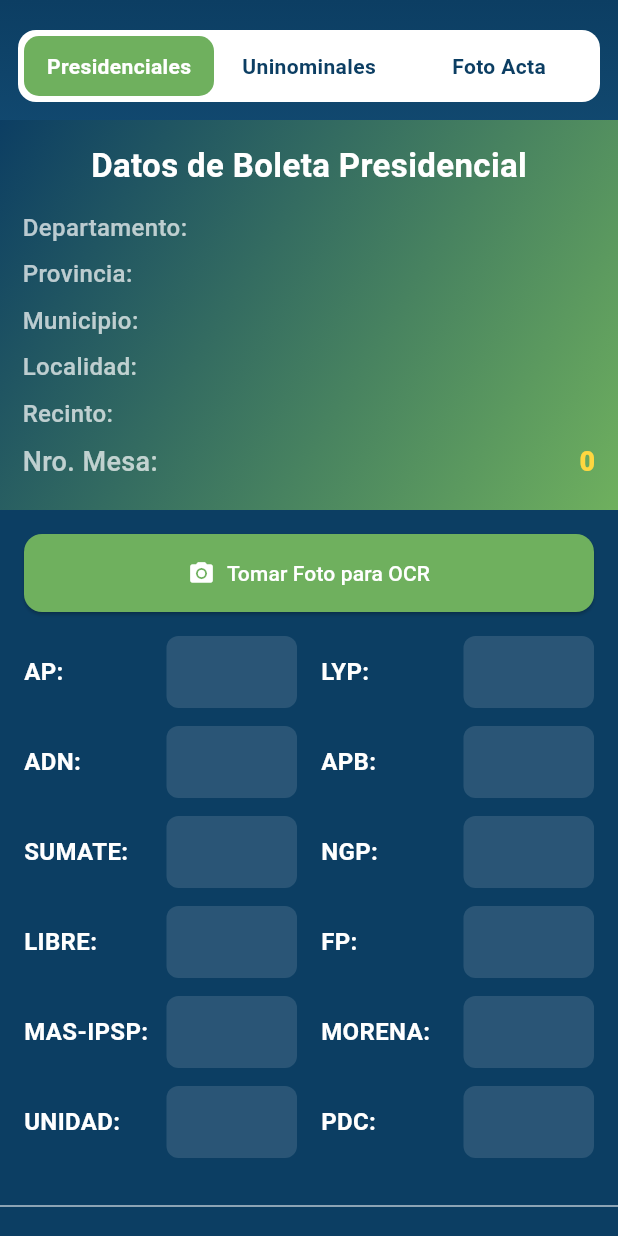
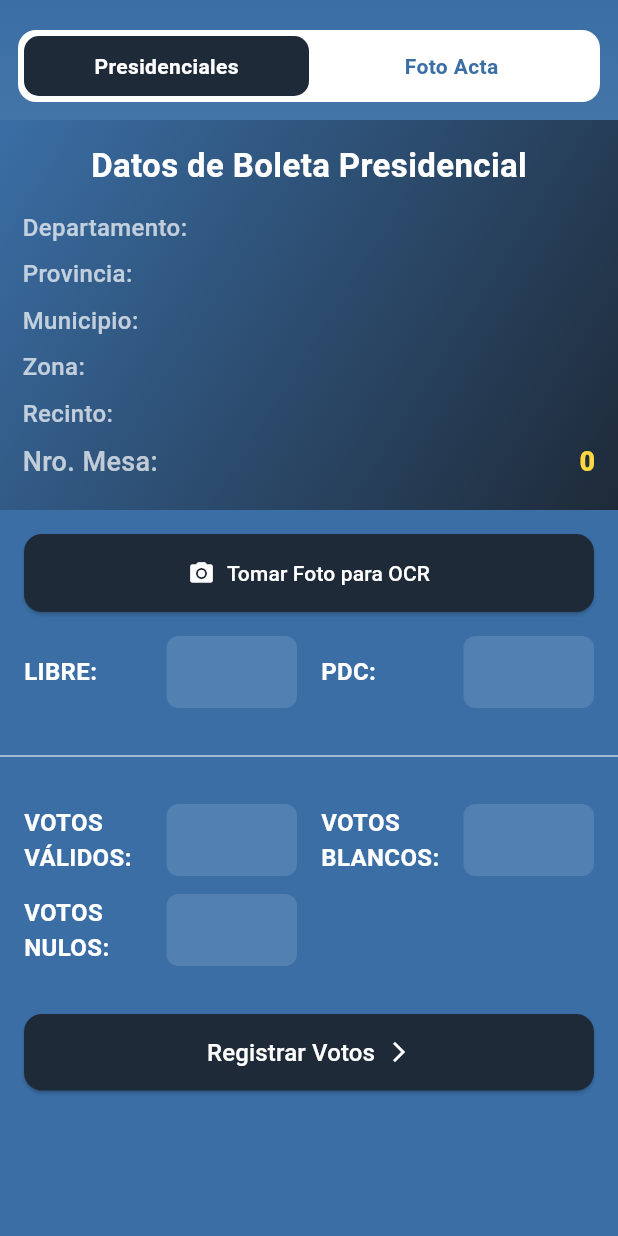
Before and after one commit to ElTapiaGit/frontend-votacion, a Flutter app: the RegistrarOcrPage screen opened directly with empty values, on a phone screen of 412 x 824 dp. Run offline on Flutter 3.47's test engine with Material 3 defaults, Android fonts, the phone set to English and light mode, and no system bars; our stand-ins replace dio, image_cropper, image_picker, retrofit, shared_preferences; missing offline and left inert: google_mlkit_barcode_scanning; accounts and stored records are empty; generated files the repository leaves out were written again.

Commit message:
once: v2 segunda vuelta

```diff
--- a/lib/core/api/api_service.dart
+++ b/lib/core/api/api_service.dart
@@ -10,7 +10,7 @@
 
 part 'api_service.g.dart';
 
-@RestApi(baseUrl: "https://sleeping-are-galaxy-friendly.trycloudflare.com/api")
+@RestApi(baseUrl: "https://servidor-votos.onrender.com/api")
 abstract class ApiService {
   factory ApiService(Dio dio, {String? baseUrl}) {
     dio.interceptors.add(TokenInterceptor());
--- a/lib/core/constants/app_colors.dart
+++ b/lib/core/constants/app_colors.dart
@@ -1,8 +1,8 @@
 import 'package:flutter/material.dart';
 
 class AppColors {
-  static const Color primary = Color(0xFF0C3E63);
-  static const Color secondary = Color(0xFF6FB05E);
-  static const Color accent = Color(0xFF3EA3DB);
+  static const Color primary = Color(0xFF3A6EA5);   // Azul suave con carácter profesional
+  static const Color secondary = Color(0xFF1E2A38); // Gris azulado oscuro, elegante y neutro
+  static const Color accent = Color(0xFF9DB4C0);    // Azul grisáceo claro, perfecto para resaltar sin saturar
   static const Color white = Colors.white;
 }
--- a/lib/modules/auth/view/login_page.dart
+++ b/lib/modules/auth/view/login_page.dart
@@ -48,7 +48,7 @@
                     ),
                   ),
                   const SizedBox(height: 20),
-                  Image.asset('assets/images/logo.png', height: 120),
+                  Image.asset('assets/images/logov2.png', height: 120),
 
                   const SizedBox(height: 30),
                   CustomInputField(
--- a/lib/modules/register_ocr/controller/ocr_controller.dart
+++ b/lib/modules/register_ocr/controller/ocr_controller.dart
@@ -48,9 +48,8 @@
     List<String> lines = text.split('\n').map((e) => e.trim()).toList();
 
     Map<String, String> votes = {
-      'AP': '', 'LYP': '', 'ADN': '', 'APB': '', 'SUMATE': '', 'NGP': '',
-      'LIBRE': '', 'FP': '', 'MAS-IPSP': '', 'MORENA': '', 'UNIDAD': '',
-      'PDC': '', 'VOTOS VÁLIDOS': '', 'VOTOS BLANCOS': '', 'VOTOS NULOS': '',
+      'LIBRE': '', 'PDC': '',
+      'VOTOS VÁLIDOS': '', 'VOTOS BLANCOS': '', 'VOTOS NULOS': '',
     };
 
     for (int i = 0; i < lines.length - 1; i++) {
--- a/lib/modules/register_ocr/controller/presidencial_controller.dart
+++ b/lib/modules/register_ocr/controller/presidencial_controller.dart
@@ -31,8 +31,7 @@
 
   void _initControllers() {
     for (var label in [
-      'AP', 'LYP', 'ADN', 'APB', 'SUMATE', 'NGP',
-      'LIBRE', 'FP', 'MAS-IPSP', 'MORENA', 'UNIDAD', 'PDC',
+      'LIBRE', 'PDC',
       'VOTOS VÁLIDOS', 'VOTOS BLANCOS', 'VOTOS NULOS'
     ]) {
       controllers[label] = TextEditingController();
@@ -111,8 +110,7 @@
     // Construir payload
     final votosPartidos = <String, int>{};
     for (var label in [
-      'AP', 'LYP', 'ADN', 'APB', 'SUMATE', 'NGP',
-      'LIBRE', 'FP', 'MAS-IPSP', 'MORENA', 'UNIDAD', 'PDC'
+      'LIBRE', 'PDC'
     ]) {
       votosPartidos[label] = int.tryParse(controllers[label]?.text ?? '0') ?? 0;
     }
@@ -186,8 +184,7 @@
   bool _validarLimites(BuildContext context) {
     // Validación de partidos
     final partidos = [
-      'AP', 'LYP', 'ADN', 'APB', 'SUMATE', 'NGP',
-      'LIBRE', 'FP', 'MAS-IPSP', 'MORENA', 'UNIDAD', 'PDC'
+      'LIBRE', 'PDC'
     ];
     final sumaPartidos = partidos.fold<int>(
       0,
@@ -205,7 +202,7 @@
       (acum, campo) => acum + (int.tryParse(controllers[campo]?.text ?? '0') ?? 0),
     );
     if (sumaTotales > 240) {
-      _mostrarSnack(context, '⚠️ Los votos (Validos, Balncos y Nulos) supera el límite de 240');
+      _mostrarSnack(context, '⚠️ Los votos (Validos, Blancos y Nulos) supera el límite de 240');
       return false;
     }
 
--- a/lib/modules/register_ocr/controller/uninominal_controller.dart
+++ b/lib/modules/register_ocr/controller/uninominal_controller.dart
@@ -30,8 +30,7 @@
 
   void _initControllers() {
     for (var label in [
-      'AP', 'LYP', 'ADN', 'APB', 'SUMATE', 'NGP',
-      'LIBRE', 'FP', 'MAS-IPSP', 'MORENA', 'UNIDAD', 'PDC',
+      'AP', 'ADN', 'SUMATE', 'LIBRE', 'FP', 'MAS-IPSP', 'MORENA', 'UNIDAD', 'PDC',
       'VOTOS VÁLIDOS', 'VOTOS BLANCOS', 'VOTOS NULOS'
     ]) {
       controllers[label] = TextEditingController();
@@ -107,8 +106,8 @@
     // Construir payload
     final votosPartidos = <String, int>{};
     for (var label in [
-      'AP', 'LYP', 'ADN', 'APB', 'SUMATE', 'NGP',
-      'LIBRE', 'FP', 'MAS-IPSP', 'MORENA', 'UNIDAD', 'PDC'
+      'AP', 'ADN', 'SUMATE', 'LIBRE', 'FP',
+      'MAS-IPSP', 'MORENA', 'UNIDAD', 'PDC'
     ]) {
       votosPartidos[label] = int.tryParse(controllers[label]?.text ?? '0') ?? 0;
     }
@@ -181,8 +180,8 @@
   bool _validarLimites(BuildContext context) {
     // Validación de partidos
     final partidos = [
-      'AP', 'LYP', 'ADN', 'APB', 'SUMATE', 'NGP',
-      'LIBRE', 'FP', 'MAS-IPSP', 'MORENA', 'UNIDAD', 'PDC'
+      'AP', 'ADN', 'SUMATE', 'LIBRE', 'FP',
+      'MAS-IPSP', 'MORENA', 'UNIDAD', 'PDC'
     ];
     final sumaPartidos = partidos.fold<int>(
       0,
--- a/lib/modules/register_ocr/controller/votosPresidencial_controller.dart
+++ b/lib/modules/register_ocr/controller/votosPresidencial_controller.dart
@@ -13,9 +13,15 @@
     required int votosBlancos,
     required int votosNulos,
   }) async {
+    // Normalizar keys: reemplazar '-' por '_' (ej: 'MAS-IPSP' -> 'MAS_IPSP')
+      final cleanedVotes = <String, int>{};
+      votos.forEach((k, v) {
+        final key = k.replaceAll('-', '_');
+        cleanedVotes[key] = v;
+      });
     final request = VotoPresidencialRequest(
       mesa: mesaId,
-      votos: votos,
+      votos: cleanedVotes,
       votosValidos: votosValidos,
       votosBlancos: votosBlancos,
       votosNulos: votosNulos,
--- a/lib/modules/register_ocr/view/layout_page.dart
+++ b/lib/modules/register_ocr/view/layout_page.dart
@@ -2,7 +2,7 @@
 import 'package:demo_filestack/core/constants/app_colors.dart';
 import 'package:demo_filestack/data/models/mesa_model.dart';
 import 'package:demo_filestack/modules/register_ocr/view/presidencial_page.dart';
-import 'package:demo_filestack/modules/register_ocr/view/uninominal_page.dart';
+//import 'package:demo_filestack/modules/register_ocr/view/uninominal_page.dart';
 import 'package:demo_filestack/modules/register_ocr/view/image_page.dart';
 
 
@@ -29,15 +29,19 @@
           });
         }, mesa: widget.mesa,
       ),
-      UninominalView(
+      /*UninominalView(
         onNext: () {
           setState(() {
             currentTab = 2;
           });
         }, mesa: widget.mesa,
-      ),
+      ),*/
       ImagenView(
-        mesa: widget.mesa,
+        onNext: () {
+          setState(() {
+            currentTab = 2;
+          });
+        },mesa: widget.mesa,
       ),
     ];
   }
@@ -68,8 +72,8 @@
                   child: Row(
                     children: [
                       _buildTabButton('Presidenciales', 0),
-                      _buildTabButton('Uninominales', 1),
-                      _buildTabButton('Foto Acta', 2),
+                      //_buildTabButton('Uninominales', 1),
+                      _buildTabButton('Foto Acta', 1),
                     ],
                   ),
                 ),
--- a/lib/modules/register_ocr/view/ocr_page.dart
+++ b/lib/modules/register_ocr/view/ocr_page.dart
@@ -23,8 +23,7 @@
   void initState() {
     super.initState();
     for (var label in [
-      'AP', 'LYP', 'ADN', 'APB', 'SUMATE', 'NGP', 'LIBRE', 'FP', 'MAS-IPSP',
-      'MORENA', 'UNIDAD', 'PDC', 'VOTOS VÁLIDOS', 'VOTOS BLANCOS', 'VOTOS NULOS'
+      'LIBRE', 'PDC', 'VOTOS VÁLIDOS', 'VOTOS BLANCOS', 'VOTOS NULOS'
     ]) {
       _controllers[label] = TextEditingController();
     }
@@ -85,8 +84,7 @@
                 runSpacing: 12,
                 children: [
                       for (var label in [
-                        'AP', 'LYP', 'ADN', 'APB', 'SUMATE', 'NGP',
-                        'LIBRE', 'FP', 'MAS-IPSP', 'MORENA', 'UNIDAD', 'PDC'
+                        'LIBRE', 'PDC'
                       ])
                         FormInput(label: label, controller: _controllers[label]!),
                     ],
--- a/lib/modules/register_ocr/view/presidencial_page.dart
+++ b/lib/modules/register_ocr/view/presidencial_page.dart
@@ -73,8 +73,7 @@
                     runSpacing: 12,
                     children: [
                       for (var label in [
-                        'AP', 'LYP', 'ADN', 'APB', 'SUMATE', 'NGP',
-                        'LIBRE', 'FP', 'MAS-IPSP', 'MORENA', 'UNIDAD', 'PDC'
+                        'LIBRE', 'PDC'
                       ])
                         FormInput(key: _controller.inputKeys[label], label: label, controller: _controller.controllers[label]!,),
                     ],
--- a/lib/modules/register_ocr/view/uninominal_page.dart
+++ b/lib/modules/register_ocr/view/uninominal_page.dart
@@ -73,8 +73,8 @@
                     runSpacing: 12,
                     children: [
                       for (var label in [
-                        'AP', 'LYP', 'ADN', 'APB', 'SUMATE', 'NGP',
-                        'LIBRE', 'FP', 'MAS-IPSP', 'MORENA', 'UNIDAD', 'PDC'
+                        'AP', 'ADN', 'SUMATE', 'LIBRE', 'FP',
+                        'MAS-IPSP', 'MORENA', 'UNIDAD', 'PDC'
                       ])
                         FormInput(key: _controller.inputKeys[label], label: label, controller: _controller.controllers[label]!,),
                     ],
--- a/lib/modules/register_ocr/widgets/datos_mesa.dart
+++ b/lib/modules/register_ocr/widgets/datos_mesa.dart
@@ -38,7 +38,7 @@
           _InfoText(label: 'Departamento', value: mesa.departamento?.nombre ?? '---'),
           _InfoText(label: 'Provincia', value: mesa.provincia?.nombre ?? '---'),
           _InfoText(label: 'Municipio', value: mesa.municipio?.nombre ?? '---'),
-          _InfoText(label: 'Localidad', value: mesa.localidad?.nombre ?? '---'),
+          _InfoText(label: 'Zona', value: mesa.zona?.nombre ?? '---'),
           _InfoText(label: 'Recinto', value: mesa.recinto?.nombre ?? '---'),
           _InfoText(
             label: 'Nro. Mesa',
--- a/pubspec.yaml
+++ b/pubspec.yaml
@@ -43,6 +43,7 @@
   json_annotation: ^4.9.0
   retrofit: ^4.7.0
   shared_preferences: ^2.5.3
+  image_cropper: ^9.1.0
 
 dev_dependencies:
   flutter_test:
@@ -72,7 +73,7 @@
 
   # To add assets to your application, add an assets section, like this:
   assets:
-    - assets/images/logo.png
+    - assets/images/
 
   # An image asset can refer to one or more resolution-specific "variants", see
   # https://flutter.dev/to/resolution-aware-images
```
Also changed, not shown: lib/modules/register_ocr/controller/mesa_controller.dart (+34 -5 lines), lib/modules/register_ocr/view/image_page.dart (+36 -5 lines), assets/images/logov1.png (added), assets/images/logov2.png (added), lib/core/api/api_service.g.dart, pubspec.lock, 6 other files.
